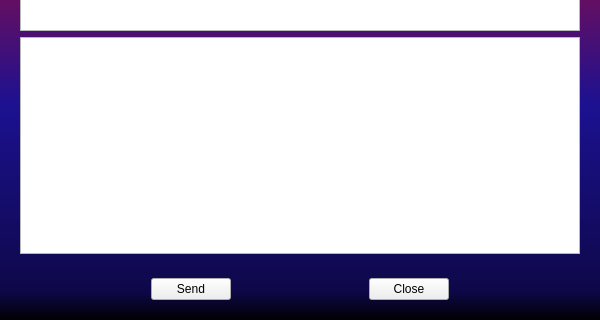
First picture: the form in 24-TCPClient/widget.ui, repository aoji-tjut/QT, before the edit; both pictures show x 0 to 600 and y 280 to 600 of the 600 by 600 pixel window.
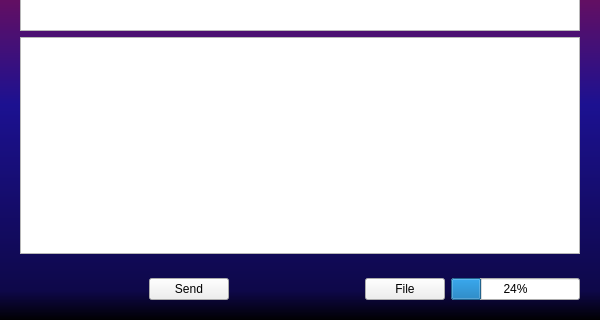
Second picture: the form after the edit.

Patch:
```diff
--- a/24-TCPClient/widget.ui
+++ b/24-TCPClient/widget.ui
@@ -182,22 +182,16 @@
       <item>
        <widget class="QPushButton" name="bt_close">
         <property name="text">
-         <string>Close</string>
+         <string>File</string>
         </property>
        </widget>
       </item>
       <item>
-       <spacer name="horizontalSpacer_4">
-        <property name="orientation">
-         <enum>Qt::Horizontal</enum>
+       <widget class="QProgressBar" name="progress_bar">
+        <property name="value">
+         <number>24</number>
         </property>
-        <property name="sizeHint" stdset="0">
-         <size>
-          <width>40</width>
-          <height>20</height>
-         </size>
-        </property>
-       </spacer>
+       </widget>
       </item>
      </layout>
     </widget>
```
Left out of the diff: 2 changed lines with no effect on the pictures.
